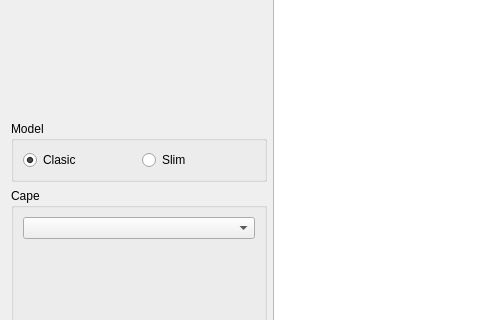
Qt form launcher/ui/dialogs/skins/SkinManageDialog.ui (FreesmTeam/FreesmLauncher) before a commit; both pictures show x 0 to 480 and y 150 to 470 of the 968 by 757 pixel window.
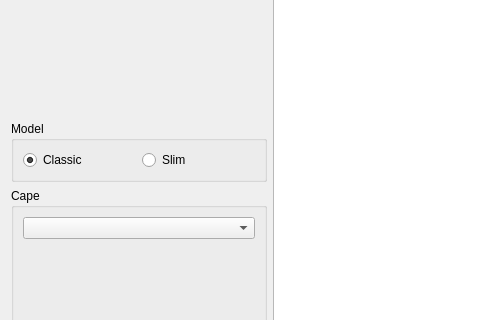
The same form after that commit.

The edit to the form file:
```diff
--- a/launcher/ui/dialogs/skins/SkinManageDialog.ui
+++ b/launcher/ui/dialogs/skins/SkinManageDialog.ui
@@ -43,7 +43,7 @@
           <item>
            <widget class="QRadioButton" name="steveBtn">
             <property name="text">
-             <string>Clasic</string>
+             <string>Classic</string>
             </property>
             <property name="checked">
              <bool>true</bool>
```
